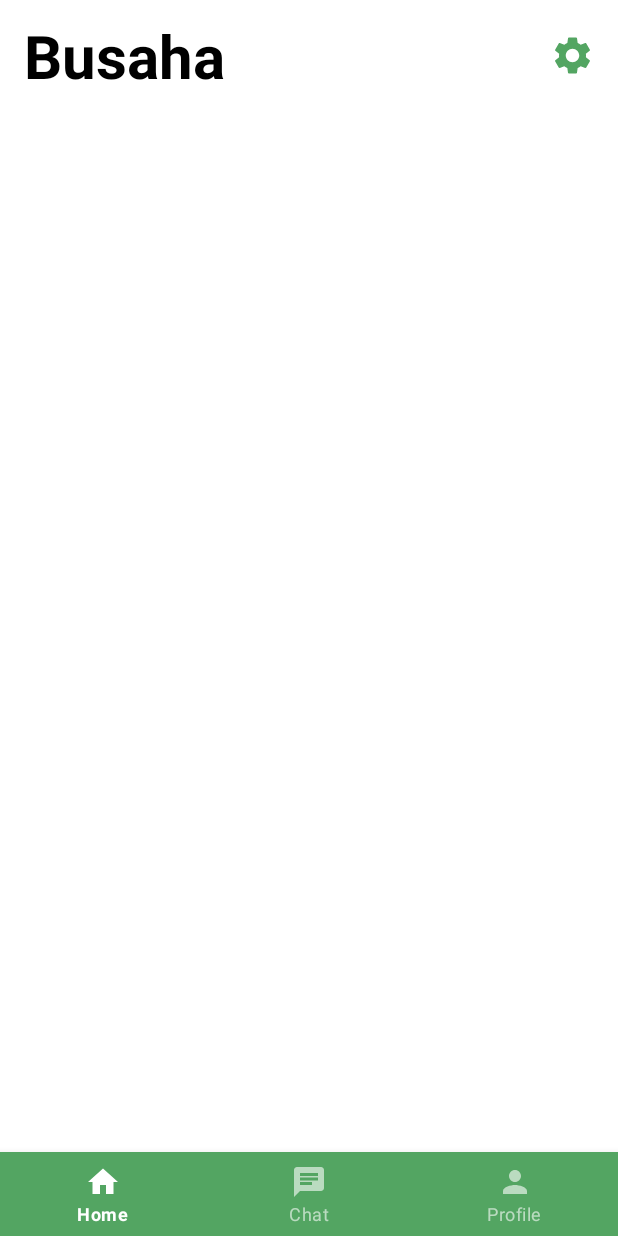
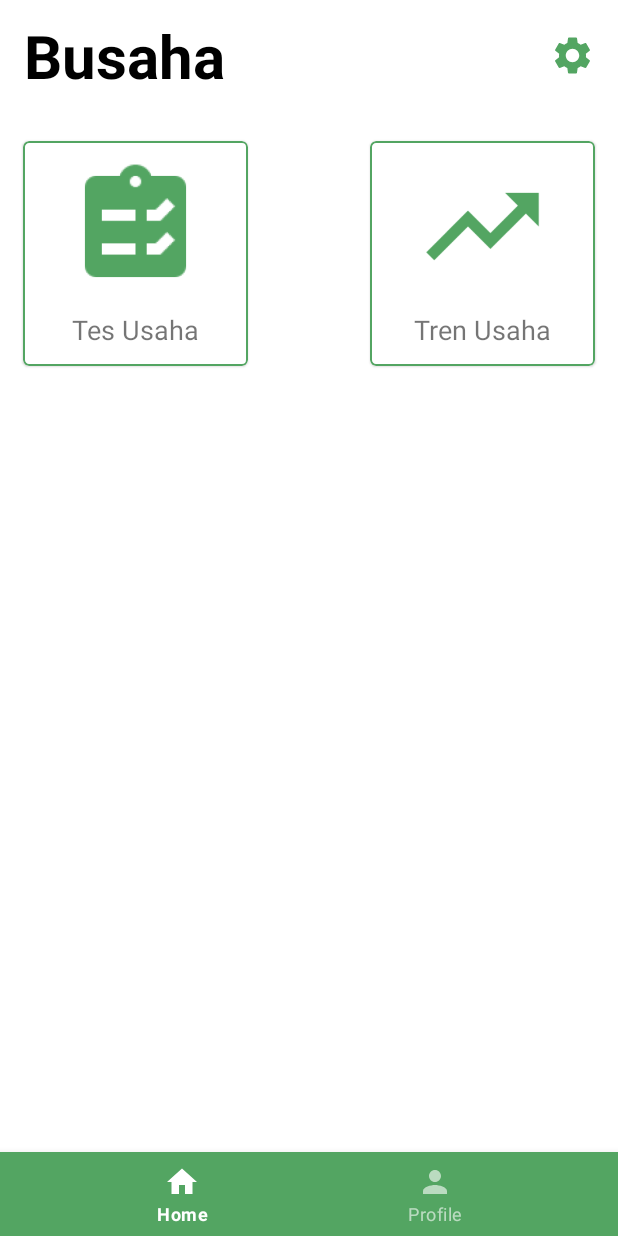
Before and after one commit to bakharaalief/Busaha-App, an Android app: the MainActivity screen opened directly, with no data from a screen before it, on a phone screen of 412 x 824 dp. Run offline under Robolectric (Android 15) with nearby library versions, the phone set to English and light mode, and no system bars; our stand-ins replace navigation-ui; Roboto replaces fonts that are not available here.

Commit message:
bottom navigation work and button in home

```diff
--- a/app/build.gradle
+++ b/app/build.gradle
@@ -41,6 +41,8 @@ dependencies {
     implementation 'androidx.appcompat:appcompat:1.4.1'
     implementation 'com.google.android.material:material:1.6.0'
     implementation 'androidx.constraintlayout:constraintlayout:2.1.3'
+    implementation 'androidx.navigation:navigation-fragment-ktx:2.4.2'
+    implementation 'androidx.navigation:navigation-ui-ktx:2.4.2'
     testImplementation 'junit:junit:4.13.2'
     androidTestImplementation 'androidx.test.ext:junit:1.1.3'
     androidTestImplementation 'androidx.test.espresso:espresso-core:3.4.0'
--- a/app/src/main/java/com/busaha/busahaapp/presentation/login/LoginActivity.kt
+++ b/app/src/main/java/com/busaha/busahaapp/presentation/login/LoginActivity.kt
@@ -17,16 +17,14 @@ class LoginActivity : AppCompatActivity() {
         binding = ActivityLoginBinding.inflate(layoutInflater)
         setContentView(binding.root)
 
-        //set the toolbar
-        setToolbar()
+        setActionBar()
 
-        //login button
         binding.loginBtn.setOnClickListener {
             toMain()
         }
     }
 
-    private fun setToolbar() {
+    private fun setActionBar() {
         setSupportActionBar(binding.materialToolbar)
         supportActionBar?.setDisplayShowTitleEnabled(false)
     }
--- /dev/null
+++ b/app/src/main/java/com/busaha/busahaapp/presentation/main/HomeFragment.kt
@@ -0,0 +1,38 @@
+package com.busaha.busahaapp.presentation.main
+
+import android.os.Bundle
+import android.view.LayoutInflater
+import android.view.View
+import android.view.ViewGroup
+import android.widget.Toast
+import androidx.fragment.app.Fragment
+import com.busaha.busahaapp.R
+import com.busaha.busahaapp.databinding.FragmentHomeBinding
+
+class HomeFragment : Fragment(), View.OnClickListener {
+
+    private lateinit var binding: FragmentHomeBinding
+
+    override fun onCreateView(
+        inflater: LayoutInflater, container: ViewGroup?,
+        savedInstanceState: Bundle?
+    ): View {
+        // Inflate the layout for this fragment
+        binding = FragmentHomeBinding.inflate(layoutInflater, container, false)
+        return binding.root
+    }
+
+    override fun onViewCreated(view: View, savedInstanceState: Bundle?) {
+        super.onViewCreated(view, savedInstanceState)
+
+        binding.testBtn.setOnClickListener(this)
+        binding.trendBtn.setOnClickListener(this)
+    }
+
+    override fun onClick(view: View) {
+        when (view.id) {
+            R.id.test_btn -> Toast.makeText(context, "Test Button", Toast.LENGTH_SHORT).show()
+            R.id.trend_btn -> Toast.makeText(context, "Trend Button", Toast.LENGTH_SHORT).show()
+        }
+    }
+}
--- a/app/src/main/java/com/busaha/busahaapp/presentation/main/MainActivity.kt
+++ b/app/src/main/java/com/busaha/busahaapp/presentation/main/MainActivity.kt
@@ -1,12 +1,47 @@
 package com.busaha.busahaapp.presentation.main
 
 import android.os.Bundle
+import android.widget.Toast
 import androidx.appcompat.app.AppCompatActivity
+import androidx.navigation.findNavController
+import androidx.navigation.ui.AppBarConfiguration
+import androidx.navigation.ui.setupActionBarWithNavController
+import androidx.navigation.ui.setupWithNavController
 import com.busaha.busahaapp.R
+import com.busaha.busahaapp.databinding.ActivityMainBinding
 
 class MainActivity : AppCompatActivity() {
+
+    private lateinit var binding: ActivityMainBinding
+
     override fun onCreate(savedInstanceState: Bundle?) {
         super.onCreate(savedInstanceState)
-        setContentView(R.layout.activity_main)
+
+        binding = ActivityMainBinding.inflate(layoutInflater)
+        setContentView(binding.root)
+
+        setActionBar()
+        setBottomNav()
+
+        binding.settingBtn.setOnClickListener {
+            Toast.makeText(this, "Setting btn", Toast.LENGTH_SHORT).show()
+        }
+    }
+
+    private fun setActionBar() {
+        setSupportActionBar(binding.materialToolbar)
+        supportActionBar?.setDisplayShowTitleEnabled(false)
+    }
+
+    private fun setBottomNav() {
+        val navView = binding.bottomNavigation
+        val navController = findNavController(R.id.nav_host_fragment)
+
+        val appBarConfiguration = AppBarConfiguration.Builder(
+            R.id.homeFragment, R.id.profileFragment
+        ).build()
+
+        setupActionBarWithNavController(navController, appBarConfiguration)
+        navView.setupWithNavController(navController)
     }
 }
--- /dev/null
+++ b/app/src/main/java/com/busaha/busahaapp/presentation/main/ProfileFragment.kt
@@ -0,0 +1,60 @@
+package com.busaha.busahaapp.presentation.main
+
+import android.os.Bundle
+import androidx.fragment.app.Fragment
+import android.view.LayoutInflater
+import android.view.View
+import android.view.ViewGroup
+import com.busaha.busahaapp.R
+
+// TODO: Rename parameter arguments, choose names that match
+// the fragment initialization parameters, e.g. ARG_ITEM_NUMBER
+private const val ARG_PARAM1 = "param1"
+private const val ARG_PARAM2 = "param2"
+
+/**
+ * A simple [Fragment] subclass.
+ * Use the [ProfileFragment.newInstance] factory method to
+ * create an instance of this fragment.
+ */
+class ProfileFragment : Fragment() {
+    // TODO: Rename and change types of parameters
+    private var param1: String? = null
+    private var param2: String? = null
+
+    override fun onCreate(savedInstanceState: Bundle?) {
+        super.onCreate(savedInstanceState)
+        arguments?.let {
+            param1 = it.getString(ARG_PARAM1)
+            param2 = it.getString(ARG_PARAM2)
+        }
+    }
+
+    override fun onCreateView(
+        inflater: LayoutInflater, container: ViewGroup?,
+        savedInstanceState: Bundle?
+    ): View? {
+        // Inflate the layout for this fragment
+        return inflater.inflate(R.layout.fragment_profile, container, false)
+    }
+
+    companion object {
+        /**
+         * Use this factory method to create a new instance of
+         * this fragment using the provided parameters.
+         *
+         * @param param1 Parameter 1.
+         * @param param2 Parameter 2.
+         * @return A new instance of fragment ProfileFragment.
+         */
+        // TODO: Rename and change types and number of parameters
+        @JvmStatic
+        fun newInstance(param1: String, param2: String) =
+            ProfileFragment().apply {
+                arguments = Bundle().apply {
+                    putString(ARG_PARAM1, param1)
+                    putString(ARG_PARAM2, param2)
+                }
+            }
+    }
+}
--- a/app/src/main/java/com/busaha/busahaapp/presentation/welcome/WelcomeActivity.kt
+++ b/app/src/main/java/com/busaha/busahaapp/presentation/welcome/WelcomeActivity.kt
@@ -24,7 +24,6 @@ class WelcomeActivity : AppCompatActivity(), View.OnClickListener {
         //play animation for image in welcome
         playAnimation()
 
-        //binding button
         binding.loginBtn.setOnClickListener(this)
     }
 
--- a/app/src/main/res/layout/activity_main.xml
+++ b/app/src/main/res/layout/activity_main.xml
@@ -7,6 +7,7 @@
     tools:context=".presentation.main.MainActivity">
 
     <com.google.android.material.appbar.MaterialToolbar
+        android:id="@+id/materialToolbar"
         android:layout_width="match_parent"
         android:layout_height="wrap_content"
         app:layout_constraintEnd_toEndOf="parent"
@@ -48,7 +49,6 @@
 
     </com.google.android.material.appbar.MaterialToolbar>
 
-
     <com.google.android.material.bottomnavigation.BottomNavigationView
         android:id="@+id/bottom_navigation"
         style="@style/Widget.MaterialComponents.BottomNavigationView.Colored"
@@ -59,4 +59,16 @@
         app:layout_constraintStart_toStartOf="parent"
         app:menu="@menu/bottom_menu_main" />
 
+    <fragment
+        android:id="@+id/nav_host_fragment"
+        android:name="androidx.navigation.fragment.NavHostFragment"
+        android:layout_width="0dp"
+        android:layout_height="0dp"
+        app:defaultNavHost="true"
+        app:layout_constraintBottom_toTopOf="@+id/bottom_navigation"
+        app:layout_constraintEnd_toEndOf="parent"
+        app:layout_constraintStart_toStartOf="parent"
+        app:layout_constraintTop_toBottomOf="@+id/materialToolbar"
+        app:navGraph="@navigation/navigation_main" />
+
 </androidx.constraintlayout.widget.ConstraintLayout>
--- /dev/null
+++ b/app/src/main/res/layout/fragment_home.xml
@@ -0,0 +1,94 @@
+<?xml version="1.0" encoding="utf-8"?>
+<androidx.constraintlayout.widget.ConstraintLayout xmlns:android="http://schemas.android.com/apk/res/android"
+    xmlns:app="http://schemas.android.com/apk/res-auto"
+    xmlns:tools="http://schemas.android.com/tools"
+    android:layout_width="match_parent"
+    android:layout_height="match_parent"
+    tools:context=".presentation.main.HomeFragment">
+
+    <com.google.android.material.card.MaterialCardView
+        android:id="@+id/test_btn"
+        style="@style/ButtonInMainTheme"
+        android:layout_marginStart="15dp"
+        android:layout_marginTop="20dp"
+        app:layout_constraintEnd_toStartOf="@+id/trend_btn"
+        app:layout_constraintHorizontal_bias="0.5"
+        app:layout_constraintHorizontal_chainStyle="spread_inside"
+        app:layout_constraintStart_toStartOf="parent"
+        app:layout_constraintTop_toTopOf="parent">
+
+        <androidx.constraintlayout.widget.ConstraintLayout
+            android:layout_width="match_parent"
+            android:layout_height="match_parent">
+
+            <ImageView
+                android:id="@+id/imageView"
+                android:layout_width="@dimen/image_in_main_button_size"
+                android:layout_height="@dimen/image_in_main_button_size"
+                android:contentDescription="@string/test_image"
+                android:src="@drawable/test_image"
+                app:layout_constraintBottom_toTopOf="@+id/textView"
+                app:layout_constraintEnd_toEndOf="parent"
+                app:layout_constraintHorizontal_bias="0.5"
+                app:layout_constraintStart_toStartOf="parent"
+                app:layout_constraintTop_toTopOf="parent" />
+
+            <TextView
+                android:id="@+id/textView"
+                style="@style/TextInButtonMainTheme"
+                android:layout_width="wrap_content"
+                android:layout_height="wrap_content"
+                android:text="@string/business_test"
+                app:layout_constraintBottom_toBottomOf="parent"
+                app:layout_constraintEnd_toEndOf="parent"
+                app:layout_constraintHorizontal_bias="0.5"
+                app:layout_constraintStart_toStartOf="parent"
+                app:layout_constraintTop_toBottomOf="@+id/imageView" />
+
+        </androidx.constraintlayout.widget.ConstraintLayout>
+
+    </com.google.android.material.card.MaterialCardView>
+
+    <com.google.android.material.card.MaterialCardView
+        android:id="@+id/trend_btn"
+        style="@style/ButtonInMainTheme"
+        android:layout_marginEnd="15dp"
+        app:layout_constraintBottom_toBottomOf="@+id/test_btn"
+        app:layout_constraintEnd_toEndOf="parent"
+        app:layout_constraintHorizontal_bias="0.5"
+        app:layout_constraintStart_toEndOf="@+id/test_btn"
+        app:layout_constraintTop_toTopOf="@+id/test_btn">
+
+        <androidx.constraintlayout.widget.ConstraintLayout
+            android:layout_width="match_parent"
+            android:layout_height="match_parent">
+
+            <ImageView
+                android:id="@+id/imageView2"
+                android:layout_width="@dimen/image_in_main_button_size"
+                android:layout_height="@dimen/image_in_main_button_size"
+                android:contentDescription="@string/test_image"
+                android:src="@drawable/trend_image"
+                app:layout_constraintBottom_toTopOf="@+id/textView2"
+                app:layout_constraintEnd_toEndOf="parent"
+                app:layout_constraintHorizontal_bias="0.5"
+                app:layout_constraintStart_toStartOf="parent"
+                app:layout_constraintTop_toTopOf="parent" />
+
+            <TextView
+                android:id="@+id/textView2"
+                style="@style/TextInButtonMainTheme"
+                android:layout_width="wrap_content"
+                android:layout_height="wrap_content"
+                android:text="@string/business_trend"
+                app:layout_constraintBottom_toBottomOf="parent"
+                app:layout_constraintEnd_toEndOf="parent"
+                app:layout_constraintHorizontal_bias="0.5"
+                app:layout_constraintStart_toStartOf="parent"
+                app:layout_constraintTop_toBottomOf="@+id/imageView2" />
+
+        </androidx.constraintlayout.widget.ConstraintLayout>
+
+    </com.google.android.material.card.MaterialCardView>
+
+</androidx.constraintlayout.widget.ConstraintLayout>
--- /dev/null
+++ b/app/src/main/res/layout/fragment_profile.xml
@@ -0,0 +1,13 @@
+<?xml version="1.0" encoding="utf-8"?>
+<FrameLayout xmlns:android="http://schemas.android.com/apk/res/android"
+    xmlns:tools="http://schemas.android.com/tools"
+    android:layout_width="match_parent"
+    android:layout_height="match_parent"
+    tools:context=".presentation.main.ProfileFragment">
+
+    <TextView
+        android:layout_width="match_parent"
+        android:layout_height="match_parent"
+        android:text="Profile Fragment" />
+
+</FrameLayout>
--- a/app/src/main/res/menu/bottom_menu_main.xml
+++ b/app/src/main/res/menu/bottom_menu_main.xml
@@ -3,19 +3,19 @@
     xmlns:app="http://schemas.android.com/apk/res-auto">
 
     <item
-        android:id="@+id/home"
+        android:id="@+id/homeFragment"
         android:icon="@drawable/ic_baseline_home_24"
         android:title="@string/home"
         app:showAsAction="always" />
 
-    <item
-        android:id="@+id/chat"
-        android:icon="@drawable/ic_baseline_chat_24"
-        android:title="@string/chat"
-        app:showAsAction="ifRoom" />
+    <!--    <item-->
+    <!--        android:id="@+id/chat"-->
+    <!--        android:icon="@drawable/ic_baseline_chat_24"-->
+    <!--        android:title="@string/chat"-->
+    <!--        app:showAsAction="ifRoom" />-->
 
     <item
-        android:id="@+id/profile"
+        android:id="@+id/profileFragment"
         android:icon="@drawable/ic_baseline_person_24"
         android:title="@string/profile"
         app:showAsAction="ifRoom" />
--- a/app/src/main/res/menu/option_menu_main.xml
+++ /dev/null
@@ -1,8 +0,0 @@
-<?xml version="1.0" encoding="utf-8"?>
-<menu xmlns:android="http://schemas.android.com/apk/res/android"
-    xmlns:app="http://schemas.android.com/apk/res-auto">
-    <item
-        android:icon="@drawable/ic_baseline_settings_24"
-        android:title="@string/setting"
-        app:showAsAction="always" />
-</menu>
--- /dev/null
+++ b/app/src/main/res/navigation/navigation_main.xml
@@ -0,0 +1,19 @@
+<?xml version="1.0" encoding="utf-8"?>
+<navigation xmlns:android="http://schemas.android.com/apk/res/android"
+    xmlns:app="http://schemas.android.com/apk/res-auto"
+    xmlns:tools="http://schemas.android.com/tools"
+    android:id="@+id/navigation_main"
+    app:startDestination="@id/homeFragment">
+
+    <fragment
+        android:id="@+id/homeFragment"
+        android:name="com.busaha.busahaapp.presentation.main.HomeFragment"
+        android:label="fragment_home"
+        tools:layout="@layout/fragment_home" />
+
+    <fragment
+        android:id="@+id/profileFragment"
+        android:name="com.busaha.busahaapp.presentation.main.ProfileFragment"
+        android:label="fragment_profile"
+        tools:layout="@layout/fragment_profile" />
+</navigation>
--- /dev/null
+++ b/app/src/main/res/values/dimens.xml
@@ -0,0 +1,4 @@
+<?xml version="1.0" encoding="utf-8"?>
+<resources>
+    <dimen name="image_in_main_button_size">90dp</dimen>
+</resources>
--- a/app/src/main/res/values/strings.xml
+++ b/app/src/main/res/values/strings.xml
@@ -12,4 +12,7 @@
     <string name="home">Home</string>
     <string name="chat">Chat</string>
     <string name="profile">Profile</string>
+    <string name="test_image">test image</string>
+    <string name="business_test">Tes Usaha</string>
+    <string name="business_trend">Tren Usaha</string>
 </resources>
--- a/app/src/main/res/values/themes.xml
+++ b/app/src/main/res/values/themes.xml
@@ -56,4 +56,16 @@
         <item name="strokeWidth">1dp</item>
     </style>
 
+    <style name="ButtonInMainTheme">
+        <item name="strokeColor">@color/green_primary</item>
+        <item name="strokeWidth">1dp</item>
+        <item name="android:layout_width">150dp</item>
+        <item name="android:layout_height">150dp</item>
+    </style>
+
+    <style name="TextInButtonMainTheme" parent="LightBaseTheme">
+        <item name="android:textAlignment">center</item>
+        <item name="android:textSize">18sp</item>
+    </style>
+
 </resources>
```
Also changed, not shown: app/src/main/res/drawable-v24/test_image.png (added), app/src/main/res/drawable-v24/trend_image.png (added).
